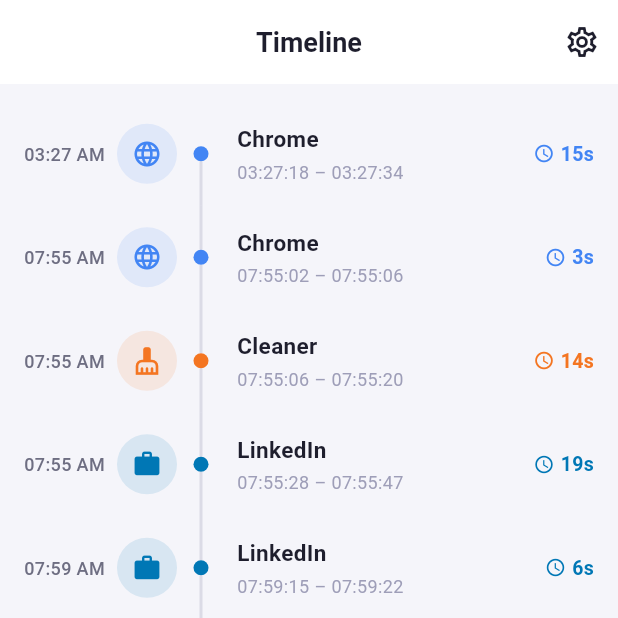
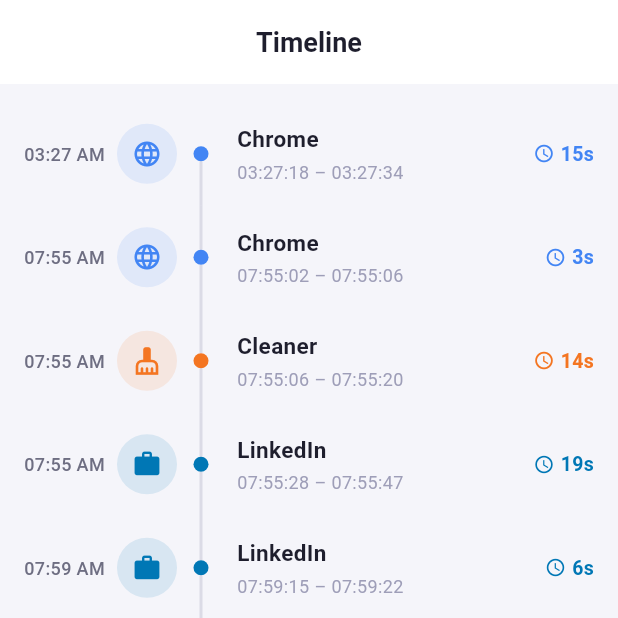
Before and after one commit to div-comcast/screentimetracker, a Flutter app: the screen it shows after launch, item 2 of the bottom bar chosen, on a phone screen of 412 x 824 dp, the top half of it. Run offline on Flutter 3.47's test engine with Material 3 defaults, Android fonts, the phone set to English and light mode, and no system bars.

Commit message:
timeline

```diff
--- a/lib/frontend/screens/timeline.dart
+++ b/lib/frontend/screens/timeline.dart
@@ -24,12 +24,6 @@
             fontWeight: FontWeight.w700,
           ),
         ),
-        actions: [
-          IconButton(
-            icon: const Icon(Icons.settings_outlined, color: AppTheme.textPrimary),
-            onPressed: () {},
-          ),
-        ],
       ),
       body: ListView.builder(
         padding: const EdgeInsets.symmetric(vertical: 12),
```
